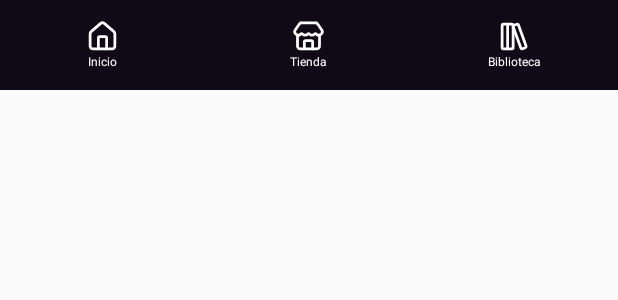
After one commit to CamilaSaavedraDV/parcial-1-am-acn4b-panetta-saavedra, an Android app built with Jetpack Compose: the layout barra_navegacion.xml on its own in the app's theme, with its tools: preview values and no code run, on a phone screen of 412 x 824 dp. The commit adds this screen. Shown: the top 300 px of the screen. Run offline under Robolectric (Android 15) with nearby library versions, the phone set to English and light mode, and no system bars.

Commit message:
feat: agrega Navegacion compartida con barra inferior y encabezado

```diff
--- a/app/src/main/java/com/example/astra/MainActivity.kt
+++ b/app/src/main/java/com/example/astra/MainActivity.kt
@@ -10,5 +10,11 @@ class MainActivity : ComponentActivity() {
         setContentView(R.layout.activity_main)
 
         Dinamico.iniciar(this)
+        Navegacion.configurar(this, Navegacion.INICIO)
+    }
+
+    override fun onResume() {
+        super.onResume()
+        CarritoDialog.actualizarBadge(this)
     }
 }
--- /dev/null
+++ b/app/src/main/res/layout/barra_navegacion.xml
@@ -0,0 +1,79 @@
+<?xml version="1.0" encoding="utf-8"?>
+<LinearLayout xmlns:android="http://schemas.android.com/apk/res/android"
+    android:id="@+id/barraNavegacion"
+    android:layout_width="match_parent"
+    android:layout_height="@dimen/alto_barra_navegacion"
+    android:background="@color/barra_navegacion"
+    android:gravity="center"
+    android:orientation="horizontal">
+
+    <LinearLayout
+        android:layout_width="0dp"
+        android:layout_height="match_parent"
+        android:layout_weight="1"
+        android:gravity="center"
+        android:orientation="vertical">
+
+        <ImageView
+            android:layout_width="22dp"
+            android:layout_height="22dp"
+            android:src="@drawable/house"
+            android:scaleType="centerInside"
+            android:contentDescription="@string/nav_inicio" />
+
+        <TextView
+            android:layout_width="wrap_content"
+            android:layout_height="wrap_content"
+            android:text="@string/nav_inicio"
+            android:textColor="@color/texto_principal"
+            android:textSize="8sp" />
+
+    </LinearLayout>
+
+    <LinearLayout
+        android:layout_width="0dp"
+        android:layout_height="match_parent"
+        android:layout_weight="1"
+        android:gravity="center"
+        android:orientation="vertical">
+
+        <ImageView
+            android:layout_width="22dp"
+            android:layout_height="22dp"
+            android:src="@drawable/store"
+            android:scaleType="centerInside"
+            android:contentDescription="@string/nav_tienda" />
+
+        <TextView
+            android:layout_width="wrap_content"
+            android:layout_height="wrap_content"
+            android:text="@string/nav_tienda"
+            android:textColor="@color/texto_principal"
+            android:textSize="8sp" />
+
+    </LinearLayout>
+
+    <LinearLayout
+        android:layout_width="0dp"
+        android:layout_height="match_parent"
+        android:layout_weight="1"
+        android:gravity="center"
+        android:orientation="vertical">
+
+        <ImageView
+            android:layout_width="22dp"
+            android:layout_height="22dp"
+            android:src="@drawable/library_big"
+            android:scaleType="centerInside"
+            android:contentDescription="@string/nav_biblioteca" />
+
+        <TextView
+            android:layout_width="wrap_content"
+            android:layout_height="wrap_content"
+            android:text="@string/nav_biblioteca"
+            android:textColor="@color/texto_principal"
+            android:textSize="8sp" />
+
+    </LinearLayout>
+
+</LinearLayout>
```
Also changed, not shown: app/src/main/java/com/example/astra/Navegacion.java (added, +95 -0 lines), app/src/main/res/layout/encabezado.xml (added, +86 -0 lines).
